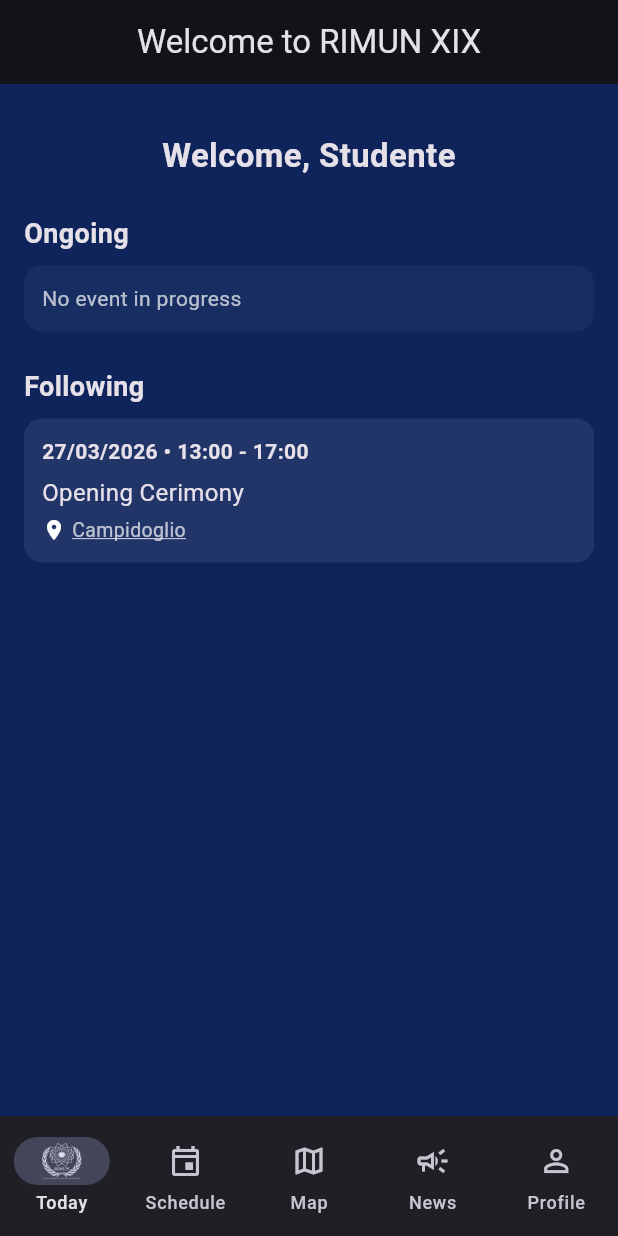
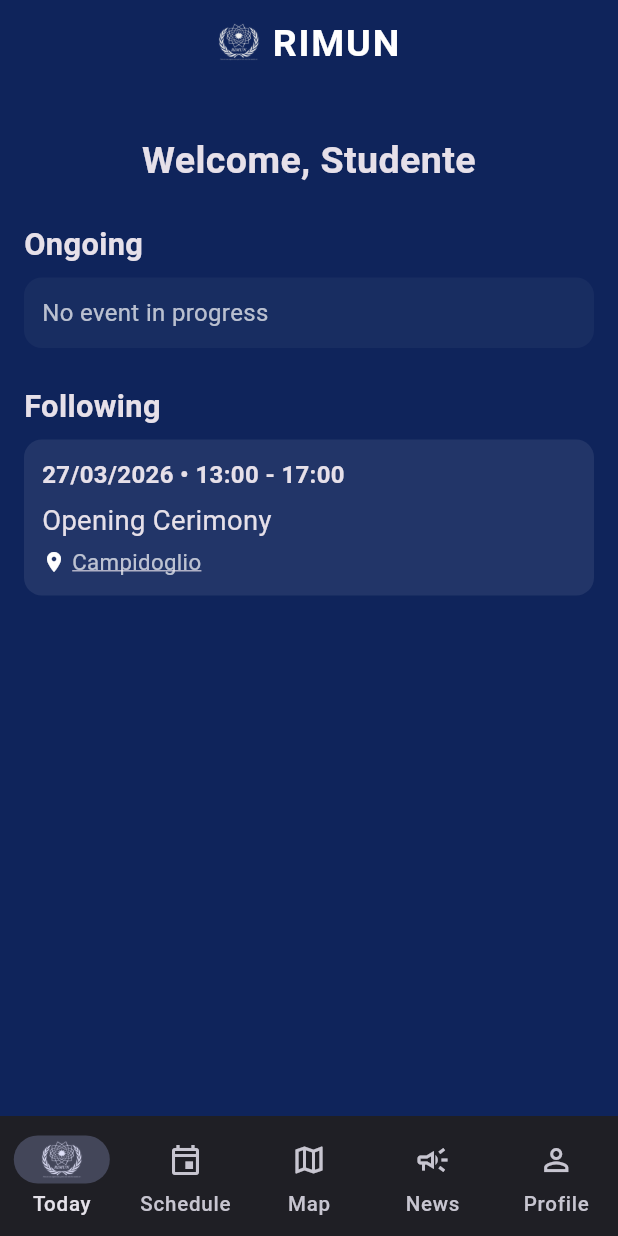
Before and after one commit to elenamuia/rimun-app, a Flutter app: the screen it shows once a user with an empty profile is signed in, on a phone screen of 412 x 824 dp. Run offline on Flutter 3.47's test engine with Material 3 defaults, Android fonts, the phone set to English and light mode, and no system bars; our stand-ins replace cloud_firestore, firebase_auth, firebase_core, flutter_svg; accounts and stored records are empty.

Commit message:
Add text and icons responsive dimensions

```diff
--- a/lib/main.dart
+++ b/lib/main.dart
@@ -11,6 +11,7 @@ import 'screens/home_screen.dart';
 
 void main() async {
   WidgetsFlutterBinding.ensureInitialized();
+
   final bool isFirebaseSupported =
       kIsWeb ||
       defaultTargetPlatform == TargetPlatform.android ||
@@ -32,15 +33,51 @@ class MUNApp extends StatelessWidget {
 
   @override
   Widget build(BuildContext context) {
+    final baseTheme = ThemeData.dark(useMaterial3: true);
+
     return MaterialApp(
       title: 'RIMUN App',
-      theme: ThemeData.dark(useMaterial3: true).copyWith(
+
+      // 🎨 THEME BASE (NON tocchiamo textTheme.apply per evitare crash su web/M3)
+      theme: baseTheme.copyWith(
         colorScheme: ColorScheme.fromSeed(
           seedColor: Colors.indigo,
           brightness: Brightness.dark,
         ),
+        iconTheme: const IconThemeData(
+          size: 22,
+          color: Colors.white,
+        ),
       ),
-      home: LoginWrapper(),
+
+      // 📱 RESPONSIVE SCALING (font + icone) in modo stabile
+      builder: (context, child) {
+        final mq = MediaQuery.of(context);
+        final width = mq.size.width;
+
+        // 390px ≈ iPhone 14
+        final deviceScale = (width / 390.0).clamp(0.95, 1.12);
+
+        // 👇 aumento globale richiesto (sempre)
+        const baseFontScale = 1.08;
+
+        final totalTextScale = mq.textScaleFactor * deviceScale * baseFontScale;
+        final totalIconScale = deviceScale; // icone seguono solo deviceScale
+
+        return MediaQuery(
+          data: mq.copyWith(
+            textScaleFactor: totalTextScale,
+          ),
+          child: IconTheme(
+            data: IconTheme.of(context).copyWith(
+              size: 22 * totalIconScale,
+            ),
+            child: child!,
+          ),
+        );
+      },
+
+      home: const LoginWrapper(),
     );
   }
 }
@@ -59,6 +96,7 @@ class _LoginWrapperState extends State<LoginWrapper> {
   @override
   void initState() {
     super.initState();
+
     final bool isFirebaseSupported =
         kIsWeb ||
         defaultTargetPlatform == TargetPlatform.android ||
@@ -70,6 +108,7 @@ class _LoginWrapperState extends State<LoginWrapper> {
       final authService = AuthService();
       authService.authStateChanges().listen((user) async {
         if (!mounted) return;
+
         if (user == null) {
           setState(() {
             _student = null;
@@ -85,6 +124,7 @@ class _LoginWrapperState extends State<LoginWrapper> {
             school: '',
             country: '',
           );
+
           setState(() {
             _student = basic;
             _loading = false;
@@ -92,7 +132,6 @@ class _LoginWrapperState extends State<LoginWrapper> {
         }
       });
     } else {
-      // On unsupported platforms (e.g., Linux), show login screen without Firebase
       _loading = false;
     }
   }
@@ -100,7 +139,9 @@ class _LoginWrapperState extends State<LoginWrapper> {
   @override
   Widget build(BuildContext context) {
     if (_loading) {
-      return const Scaffold(body: Center(child: CircularProgressIndicator()));
+      return const Scaffold(
+        body: Center(child: CircularProgressIndicator()),
+      );
     }
 
     if (_student == null) {
@@ -121,13 +162,12 @@ class _LoginWrapperState extends State<LoginWrapper> {
               defaultTargetPlatform == TargetPlatform.windows;
 
           if (isFirebaseSupported) {
-            // logout Firebase (se disponibile)
             final authService = AuthService();
             await authService.signOut();
           }
 
           if (mounted) {
-            setState(() => _student = null); // torna alla LoginScreen
+            setState(() => _student = null);
           }
         },
       );
--- a/lib/screens/home_screen.dart
+++ b/lib/screens/home_screen.dart
@@ -74,11 +74,29 @@ class _HomeScreenState extends State<HomeScreen> {
       backgroundColor: const Color(0xFF0F245B),
       appBar: AppBar(
         centerTitle: true,
-        title: Text(
-          titles[_index],
-          textAlign: TextAlign.center,
+        backgroundColor: Colors.transparent,
+        elevation: 0,
+        title: Row(
+          mainAxisSize: MainAxisSize.min,
+          children: [
+            Image.asset(
+              'assets/logo_frase.png',
+              height: 28,
+              fit: BoxFit.contain,
+            ),
+            const SizedBox(width: 8),
+            const Text(
+              'RIMUN',
+              style: TextStyle(
+                color: Colors.white,
+                fontWeight: FontWeight.w600,
+                letterSpacing: 1.2,
+              ),
+            ),
+          ],
         ),
       ),
+
       body: IndexedStack(
         index: _index,
         children: pages,
```
